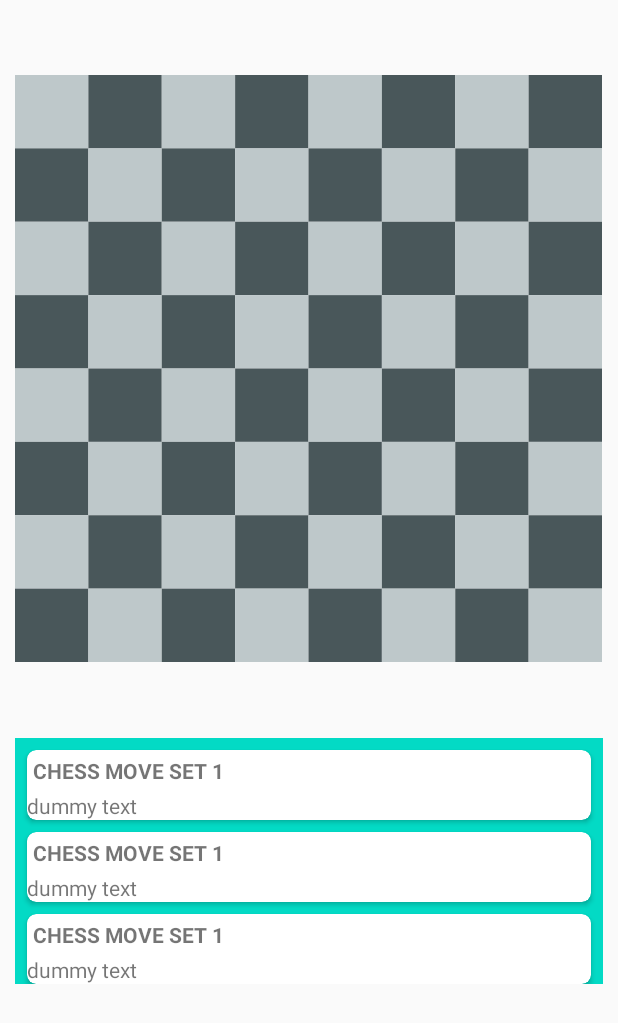
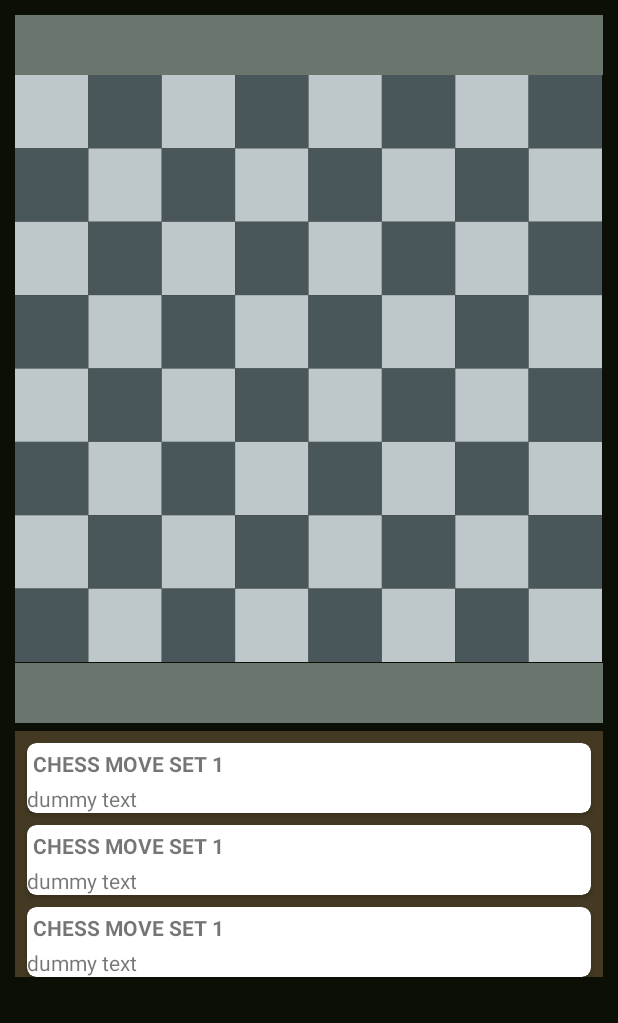
Before and after one commit to ibrust/notes, an Android app built with Jetpack Compose: the layout activity_main.xml on its own in the app's theme, with its tools: preview values and no code run, on a phone screen of 412 x 824 dp. Shown: the top 1023 px of the screen. Run offline under Robolectric (Android 15) with nearby library versions, the phone set to English and light mode, and no system bars.

Commit message:
new activity

```diff
--- a/personal_projects/chess_project_android/app/build.gradle.kts
+++ b/personal_projects/chess_project_android/app/build.gradle.kts
@@ -52,6 +52,8 @@ android {
 }
 
 dependencies {
+    implementation("androidx.appcompat:appcompat:1.6.1")
+    implementation("androidx.constraintlayout:constraintlayout:2.1.4")
     // ----------------
     // Lifecycle
 
--- a/personal_projects/chess_project_android/app/src/main/AndroidManifest.xml
+++ b/personal_projects/chess_project_android/app/src/main/AndroidManifest.xml
@@ -17,6 +17,9 @@
         android:theme="@style/AppTheme"
         tools:targetApi="31">
         <activity
+            android:name=".views.HomeScreenActivity"
+            android:exported="false" />
+        <activity
             android:name=".views.MainActivity"
             android:exported="true"
             android:label="@string/app_name"
--- a/personal_projects/chess_project_android/app/src/main/java/com/project/demo/ui/theme/Theme.kt
+++ b/personal_projects/chess_project_android/app/src/main/java/com/project/demo/ui/theme/Theme.kt
@@ -14,6 +14,12 @@ import androidx.compose.ui.graphics.toArgb
 import androidx.compose.ui.platform.LocalContext
 import androidx.compose.ui.platform.LocalView
 import androidx.core.view.WindowCompat
+
+/* theme idea:
+Home
+Raisins
+Conspiracy
+ */
 
 private val DarkColorScheme = darkColorScheme(
     primary = Purple80,
--- a/personal_projects/chess_project_android/app/src/main/res/layout/activity_main.xml
+++ b/personal_projects/chess_project_android/app/src/main/res/layout/activity_main.xml
@@ -8,12 +8,14 @@
     tools:context=".views.MainActivity"
     android:id="@+id/constraint_layout"
     android:padding="10dp"
+    android:background="@color/blackBackground"
     >
 
     <com.project.demo.views.ChessBoardToolbar
         android:layout_width="match_parent"
         android:layout_height="40dp"
         android:id="@+id/enemy_toolbar"
+        android:background="@color/colorGreyGreen"
         app:layout_constraintTop_toTopOf="@id/constraint_layout"
         app:layout_constraintBottom_toTopOf="@id/chess_board_view"
         />
@@ -31,6 +33,7 @@
     <com.project.demo.views.ChessBoardToolbar
         android:layout_width="match_parent"
         android:layout_height="40dp"
+        android:background="@color/colorGreyGreen"
         android:id="@+id/player_toolbar"
         app:layout_constraintTop_toBottomOf="@id/chess_board_view"
         app:layout_constraintBottom_toBottomOf="@id/chess_moves_recycler_view"
@@ -39,8 +42,9 @@
     <androidx.recyclerview.widget.RecyclerView
         android:layout_width="match_parent"
         android:layout_height="wrap_content"
-        android:background="@color/colorAccent"
-        android:layout_marginTop="10dp"
+        android:background="@color/chessBrown"
+        android:layout_marginTop="5dp"
+        android:layout_marginBottom="5dp"
         app:layout_constraintTop_toBottomOf="@id/player_toolbar"
         android:id="@+id/chess_moves_recycler_view"
         app:layoutManager="androidx.recyclerview.widget.LinearLayoutManager"
--- a/personal_projects/chess_project_android/app/src/main/res/layout/chess_move_set_card.xml
+++ b/personal_projects/chess_project_android/app/src/main/res/layout/chess_move_set_card.xml
@@ -14,7 +14,8 @@
 
     <androidx.constraintlayout.widget.ConstraintLayout
         android:layout_width="match_parent"
-        android:layout_height="match_parent">
+        android:layout_height="match_parent"
+        >
 
         <TextView
             android:id="@+id/title"
--- a/personal_projects/chess_project_android/app/src/main/res/values/colors.xml
+++ b/personal_projects/chess_project_android/app/src/main/res/values/colors.xml
@@ -5,4 +5,8 @@
     <color name="colorAccent">#FF03DAC5</color>
     <color name="colorWhiteGreen">#FFBEC8CA</color>
     <color name="colorBlackGreen">#FF49575A</color>
+    <color name="colorGreyGreen">#FF69756D</color>
+    <color name="blackBackground">#FF0C0F05</color>
+    <color name="chessYellow">#FFF4F7AA</color>
+    <color name="chessBrown">#FF443A23</color>
 </resources>
```
Also changed, not shown: personal_projects/chess_project_android/app/src/main/java/com/project/demo/views/HomeScreenActivity.kt (added, +45 -0 lines), personal_projects/chess_project_android/app/src/main/res/layout/activity_home_screen.xml (added, +9 -0 lines), personal_projects/chess_project_android/app/src/main/res/drawable/chess_app_background.png (added).
